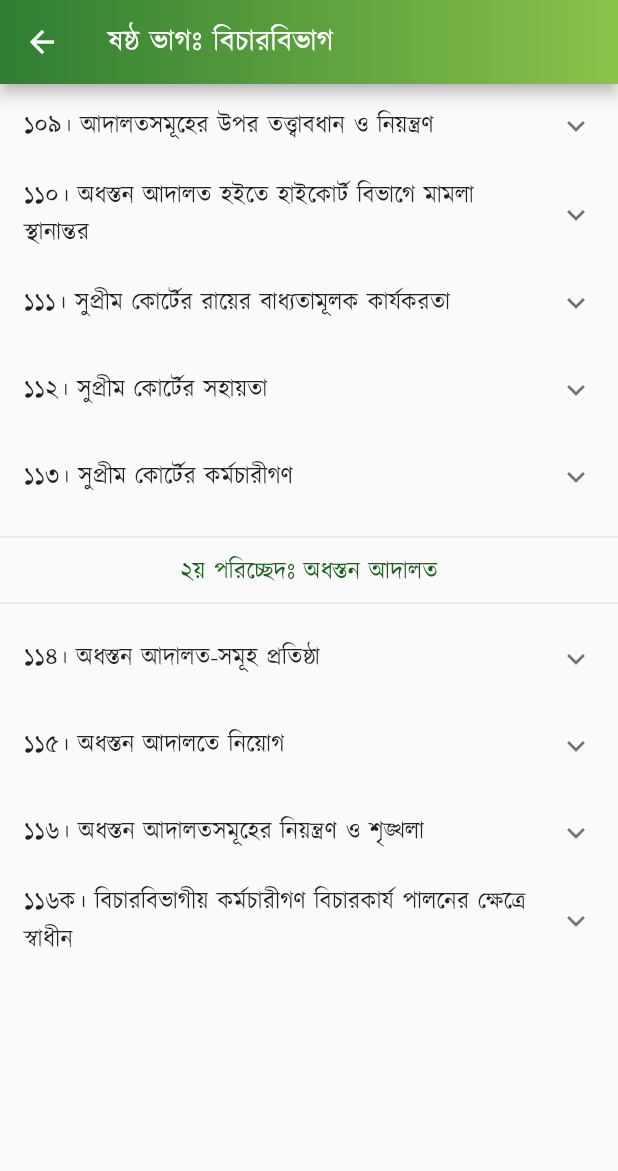
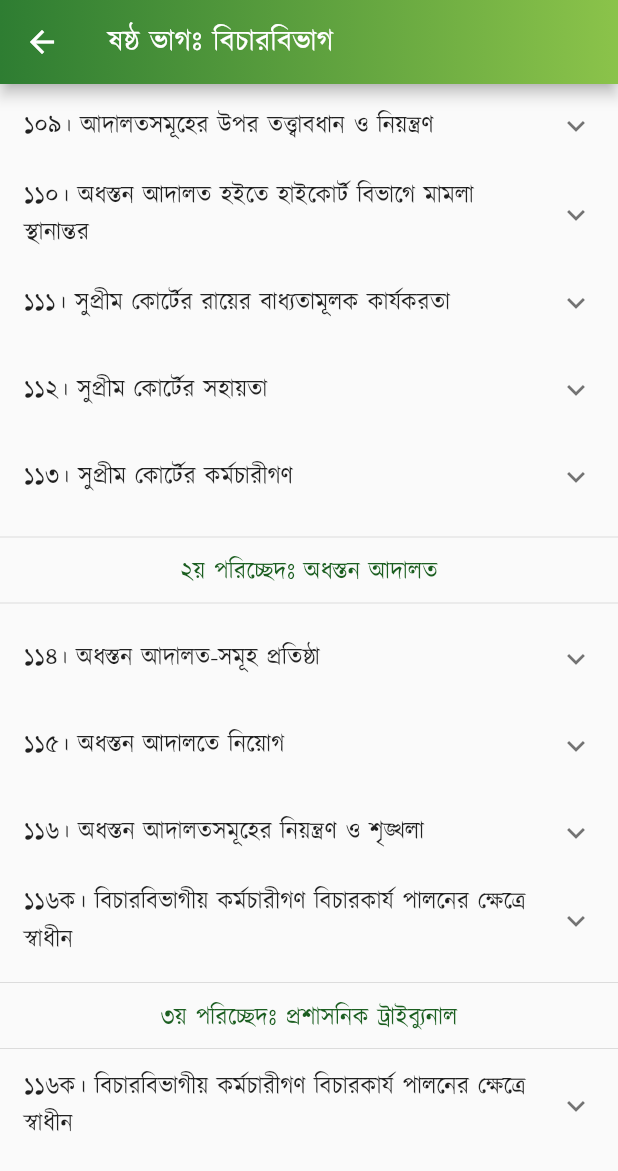
Before and after one commit to Azimul-Haque/flutter-onesignal, a Flutter app: the PartSix screen opened directly, scrolled down 974 dp, on a phone screen of 412 x 824 dp. Shown: the top 1171 px of the screen. Run offline on Flutter 3.47's test engine with Material 2 defaults, Android fonts, the phone set to English and light mode, and no system bars; our stand-ins replace fluttertoast, package_info_plus, percent_indicator, shared_preferences, sqflite; missing offline and left inert: blinking_text, flutter_share, onesignal_flutter, slide_popup_dialog; accounts and stored records are empty; network calls fail.

Commit message:
Commit Fri 04/29/2022 14:27:14.24 30739

```diff
--- a/lib/pages/constitution/part6.dart
+++ b/lib/pages/constitution/part6.dart
@@ -388,11 +388,35 @@ class PartSix extends StatelessWidget {
               )),
             ],
           ),
+          SizedBox(
+            height: 3,
+          ),
+          Divider(),
+          SizedBox(
+            height: 3,
+          ),
+          Text(
+            "৩য় পরিচ্ছেদঃ প্রশাসনিক ট্রাইব্যুনাল",
+            style: TextStyle(color: Colors.green[900], fontSize: 16),
+            textAlign: TextAlign.center,
+          ),
+          Divider(),
+          ExpansionTile(
+            title: Text(
+                '১১৬ক। বিচারবিভাগীয় কর্মচারীগণ বিচারকার্য পালনের ক্ষেত্রে স্বাধীন'),
+            children: <Widget>[
+              ListTile(
+                  title: Text(
+                '১১৬ক। এই সংবিধানের বিধানাবলী সাপেক্ষে বিচার-কর্মবিভাগে নিযুক্ত ব্যক্তিগণ এবং ম্যাজিষ্ট্রেটগণ বিচারকার্য পালনের ক্ষেত্রে স্বাধীন থাকিবেন',
+                textAlign: TextAlign.justify,
+              )),
+            ],
+          ),
           Padding(
             padding: EdgeInsets.all(15),
             child: Column(children: <Widget>[
               Text(
-                "\n\n\n \n\n \n\n \n\n \n\n \n\n\n৩য় পরিচ্ছেদঃ প্রশাসনিক ট্রাইব্যুনাল \n\n১১৭। প্রশাসনিক ট্রাইব্যুনালসমূহ \n\n\nষষ্ঠ ক ভাগ-জাতীয়দল [সংবিধান (পঞ্চদশ সংশোধন) আইন, ২০১১ (২০১১ সনের ১৪ নং আইন)-এর ৪১ ধারাবলে বিলুপ্ত।]",
+                "\n\n\n \n\n \n\n \n\n \n\n \n\n\n \n\n \n\n\nষষ্ঠ ক ভাগ-জাতীয়দল [সংবিধান (পঞ্চদশ সংশোধন) আইন, ২০১১ (২০১১ সনের ১৪ নং আইন)-এর ৪১ ধারাবলে বিলুপ্ত।]",
                 style:
                     TextStyle(color: Colors.black87, fontSize: 15, height: 1.5),
                 textAlign: TextAlign.justify,
```
